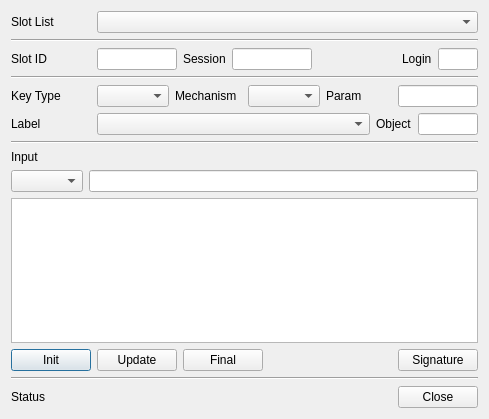
jykim74/CryptokiMan, file CryptokiMan/sign_dlg.ui: the form before one commit.
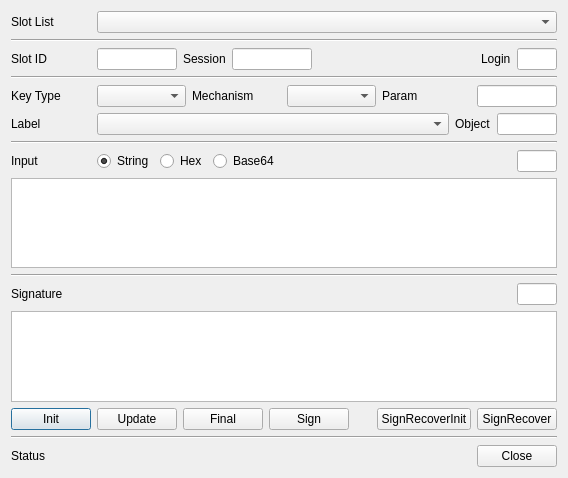
The form after the commit.

Commit message: SignRecover 기능 추가

The edit to the form file:
```diff
--- a/CryptokiMan/sign_dlg.ui
+++ b/CryptokiMan/sign_dlg.ui
@@ -6,8 +6,8 @@
    <rect>
     <x>0</x>
     <y>0</y>
-    <width>489</width>
-    <height>419</height>
+    <width>568</width>
+    <height>478</height>
    </rect>
   </property>
   <property name="windowTitle">
@@ -252,9 +252,82 @@
     </widget>
    </item>
    <item>
-    <widget class="QLabel" name="label_5">
-     <property name="text">
-      <string>Input</string>
+    <layout class="QGridLayout" name="gridLayout_6">
+     <property name="topMargin">
+      <number>0</number>
+     </property>
+     <item row="0" column="0">
+      <widget class="QLabel" name="label_5">
+       <property name="minimumSize">
+        <size>
+         <width>80</width>
+         <height>0</height>
+        </size>
+       </property>
+       <property name="text">
+        <string>Input</string>
+       </property>
+      </widget>
+     </item>
+     <item row="0" column="4">
+      <spacer name="horizontalSpacer_4">
+       <property name="orientation">
+        <enum>Qt::Horizontal</enum>
+       </property>
+       <property name="sizeHint" stdset="0">
+        <size>
+         <width>40</width>
+         <height>20</height>
+        </size>
+       </property>
+      </spacer>
+     </item>
+     <item row="0" column="2">
+      <widget class="QRadioButton" name="mInputHexRadio">
+       <property name="text">
+        <string>Hex</string>
+       </property>
+      </widget>
+     </item>
+     <item row="0" column="3">
+      <widget class="QRadioButton" name="mInputBase64Radio">
+       <property name="text">
+        <string>Base64</string>
+       </property>
+      </widget>
+     </item>
+     <item row="0" column="1">
+      <widget class="QRadioButton" name="mInputStringRadio">
+       <property name="text">
+        <string>String</string>
+       </property>
+       <property name="checked">
+        <bool>true</bool>
+       </property>
+      </widget>
+     </item>
+     <item row="0" column="5">
+      <widget class="QLineEdit" name="mInputLenText">
+       <property name="maximumSize">
+        <size>
+         <width>40</width>
+         <height>16777215</height>
+        </size>
+       </property>
+       <property name="readOnly">
+        <bool>true</bool>
+       </property>
+      </widget>
+     </item>
+    </layout>
+   </item>
+   <item>
+    <widget class="QPlainTextEdit" name="mInputText"/>
+   </item>
+   <item>
+    <widget class="Line" name="line_5">
+     <property name="orientation">
+      <enum>Qt::Horizontal</enum>
      </property>
     </widget>
    </item>
@@ -263,11 +336,44 @@
      <property name="topMargin">
       <number>0</number>
      </property>
+     <item row="0" column="2">
+      <widget class="QLineEdit" name="mOutputLenText">
+       <property name="maximumSize">
+        <size>
+         <width>40</width>
+         <height>16777215</height>
+        </size>
+       </property>
+       <property name="readOnly">
+        <bool>true</bool>
+       </property>
+      </widget>
+     </item>
      <item row="0" column="0">
-      <widget class="QComboBox" name="mInputCombo"/>
+      <widget class="QLabel" name="label_11">
+       <property name="minimumSize">
+        <size>
+         <width>80</width>
+         <height>0</height>
+        </size>
+       </property>
+       <property name="text">
+        <string>Signature</string>
+       </property>
+      </widget>
      </item>
      <item row="0" column="1">
-      <widget class="QLineEdit" name="mInputText"/>
+      <spacer name="horizontalSpacer_5">
+       <property name="orientation">
+        <enum>Qt::Horizontal</enum>
+       </property>
+       <property name="sizeHint" stdset="0">
+        <size>
+         <width>40</width>
+         <height>20</height>
+        </size>
+       </property>
+      </spacer>
      </item>
     </layout>
    </item>
@@ -300,23 +406,37 @@
        </property>
       </widget>
      </item>
-     <item>
-      <spacer name="horizontalSpacer">
-       <property name="orientation">
-        <enum>Qt::Horizontal</enum>
-       </property>
-       <property name="sizeHint" stdset="0">
-        <size>
-         <width>40</width>
-         <height>20</height>
-        </size>
-       </property>
-      </spacer>
-     </item>
      <item>
       <widget class="QPushButton" name="mSignBtn">
        <property name="text">
-        <string>Signature</string>
+        <string>Sign</string>
+       </property>
+      </widget>
+     </item>
+     <item>
+      <spacer name="horizontalSpacer">
+       <property name="orientation">
+        <enum>Qt::Horizontal</enum>
+       </property>
+       <property name="sizeHint" stdset="0">
+        <size>
+         <width>40</width>
+         <height>20</height>
+        </size>
+       </property>
+      </spacer>
+     </item>
+     <item>
+      <widget class="QPushButton" name="mSignRecoverInitBtn">
+       <property name="text">
+        <string>SignRecoverInit</string>
+       </property>
+      </widget>
+     </item>
+     <item>
+      <widget class="QPushButton" name="mSignRecoverBtn">
+       <property name="text">
+        <string>SignRecover</string>
        </property>
       </widget>
      </item>
```
Left out of the diff: 2 changed lines with no effect on the pictures. The commit also changes 6 other files.
